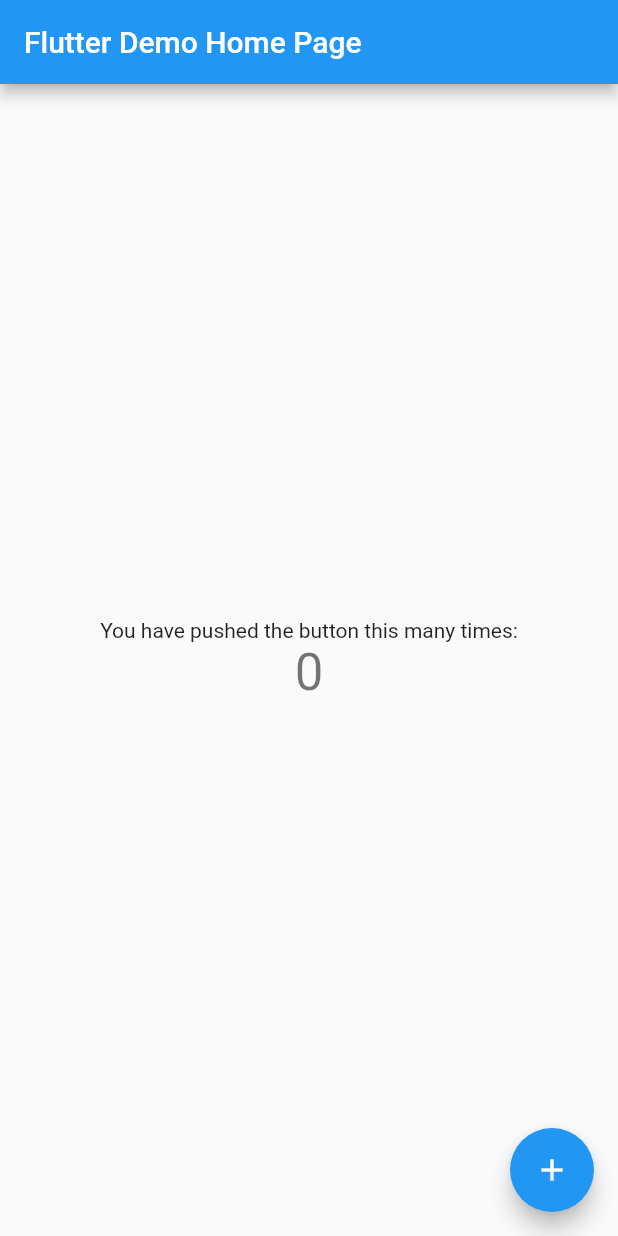
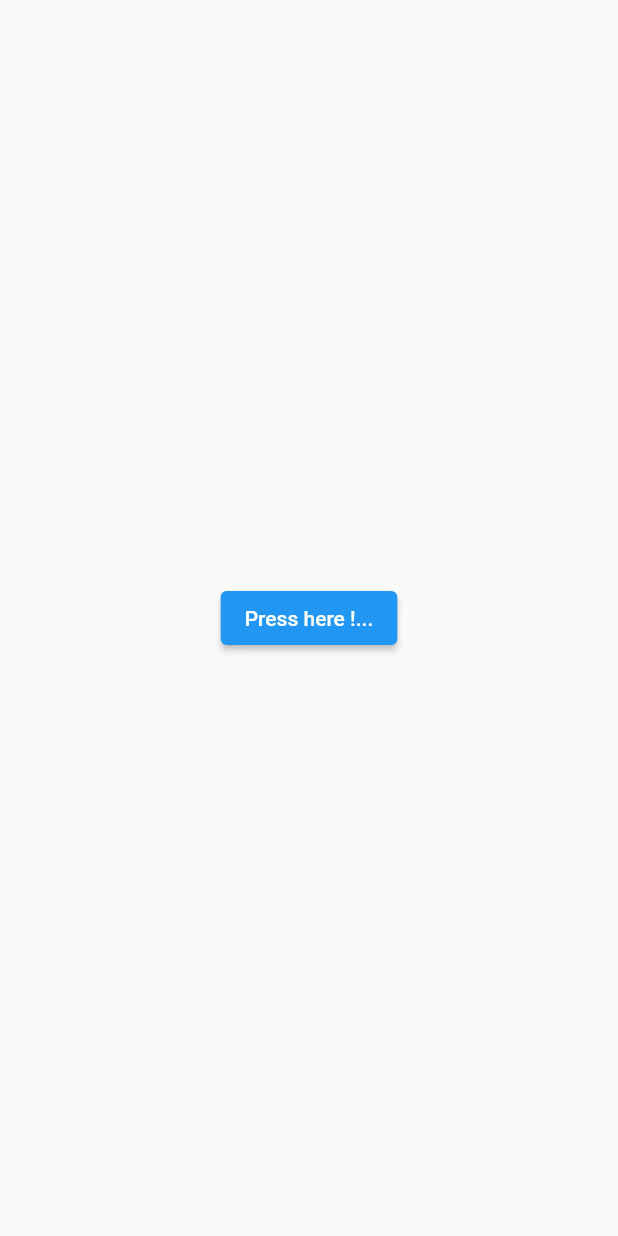
Before and after one commit to AnthonyEdwardStark3000/Flutter, a Flutter app: the screen it shows after launch, on a phone screen of 412 x 824 dp. Run offline on Flutter 3.47's test engine with Material 2 defaults, Android fonts, the light colour scheme and no system bars; our stand-ins replace audioplayers; missing offline and left inert: dice_icons.

Commit message:
Sound Bug

```diff
--- a/xylophone/lib/main.dart
+++ b/xylophone/lib/main.dart
@@ -1,115 +1,31 @@
 import 'package:flutter/material.dart';
+import 'package:audioplayers/audioplayers.dart';
 
 void main() {
-  runApp(const MyApp());
+  runApp(xylophoneApp());
 }
 
-class MyApp extends StatelessWidget {
-  const MyApp({super.key});
+class xylophoneApp extends StatelessWidget {
+  const xylophoneApp({Key? key}) : super(key: key);
 
-  // This widget is the root of your application.
   @override
   Widget build(BuildContext context) {
     return MaterialApp(
-      title: 'Flutter Demo',
-      theme: ThemeData(
-        // This is the theme of your application.
-        //
-        // Try running your application with "flutter run". You'll see the
-        // application has a blue toolbar. Then, without quitting the app, try
-        // changing the primarySwatch below to Colors.green and then invoke
-        // "hot reload" (press "r" in the console where you ran "flutter run",
-        // or simply save your changes to "hot reload" in a Flutter IDE).
-        // Notice that the counter didn't reset back to zero; the application
-        // is not restarted.
-        primarySwatch: Colors.blue,
+      home: Scaffold(
+        body: SafeArea(
+          child: Container(
+            child: Center(
+              child: ElevatedButton(
+                  onPressed: () {
+                    final player = AudioCache();
+                    player.load("assets/note1.wav");
+                    print("Created ..");
+                  },
+                  child: Text('Press here !...')),
+            ),
+          ),
+        ),
       ),
-      home: const MyHomePage(title: 'Flutter Demo Home Page'),
     );
   }
 }
-
-class MyHomePage extends StatefulWidget {
-  const MyHomePage({super.key, required this.title});
-
-  // This widget is the home page of your application. It is stateful, meaning
-  // that it has a State object (defined below) that contains fields that affect
-  // how it looks.
-
-  // This class is the configuration for the state. It holds the values (in this
-  // case the title) provided by the parent (in this case the App widget) and
-  // used by the build method of the State. Fields in a Widget subclass are
-  // always marked "final".
-
-  final String title;
-
-  @override
-  State<MyHomePage> createState() => _MyHomePageState();
-}
-
-class _MyHomePageState extends State<MyHomePage> {
-  int _counter = 0;
-
-  void _incrementCounter() {
-    setState(() {
-      // This call to setState tells the Flutter framework that something has
-      // changed in this State, which causes it to rerun the build method below
-      // so that the display can reflect the updated values. If we changed
-      // _counter without calling setState(), then the build method would not be
-      // called again, and so nothing would appear to happen.
-      _counter++;
-    });
-  }
-
-  @override
-  Widget build(BuildContext context) {
-    // This method is rerun every time setState is called, for instance as done
-    // by the _incrementCounter method above.
-    //
-    // The Flutter framework has been optimized to make rerunning build methods
-    // fast, so that you can just rebuild anything that needs updating rather
-    // than having to individually change instances of widgets.
-    return Scaffold(
-      appBar: AppBar(
-        // Here we take the value from the MyHomePage object that was created by
-        // the App.build method, and use it to set our appbar title.
-        title: Text(widget.title),
-      ),
-      body: Center(
-        // Center is a layout widget. It takes a single child and positions it
-        // in the middle of the parent.
-        child: Column(
-          // Column is also a layout widget. It takes a list of children and
-          // arranges them vertically. By default, it sizes itself to fit its
-          // children horizontally, and tries to be as tall as its parent.
-          //
-          // Invoke "debug painting" (press "p" in the console, choose the
-          // "Toggle Debug Paint" action from the Flutter Inspector in Android
-          // Studio, or the "Toggle Debug Paint" command in Visual Studio Code)
-          // to see the wireframe for each widget.
-          //
-          // Column has various properties to control how it sizes itself and
-          // how it positions its children. Here we use mainAxisAlignment to
-          // center the children vertically; the main axis here is the vertical
-          // axis because Columns are vertical (the cross axis would be
-          // horizontal).
-          mainAxisAlignment: MainAxisAlignment.center,
-          children: <Widget>[
-            const Text(
-              'You have pushed the button this many times:',
-            ),
-            Text(
-              '$_counter',
-              style: Theme.of(context).textTheme.headline4,
-            ),
-          ],
-        ),
-      ),
-      floatingActionButton: FloatingActionButton(
-        onPressed: _incrementCounter,
-        tooltip: 'Increment',
-        child: const Icon(Icons.add),
-      ), // This trailing comma makes auto-formatting nicer for build methods.
-    );
-  }
-}
--- a/xylophone/pubspec.yaml
+++ b/xylophone/pubspec.yaml
@@ -32,10 +32,10 @@
   flutter:
     sdk: flutter
 
-
   # The following adds the Cupertino Icons font to your application.
   # Use with the CupertinoIcons class for iOS style icons.
   cupertino_icons: ^1.0.2
+  audioplayers: ^1.1.1
 
 dev_dependencies:
   flutter_test:
@@ -60,7 +60,8 @@
   uses-material-design: true
 
   # To add assets to your application, add an assets section, like this:
-  # assets:
+  assets:
+    - assets/
   #   - images/a_dot_burr.jpeg
   #   - images/a_dot_ham.jpeg
 
```
Also changed, not shown: xylophone/pubspec.lock, 7 other files.
